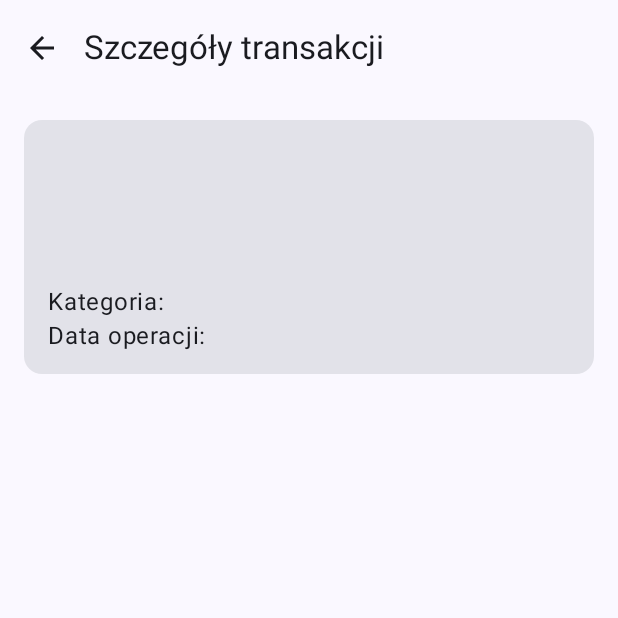
After one commit to Wh1tEW0lf13/Grzaniec, an Android app built with Jetpack Compose: the composable TransactionDetails called with empty values, on a phone screen of 412 x 824 dp, the top half of it. The commit adds this screen. Run offline under Robolectric (Android 15) with nearby library versions, the phone set to English and light mode, and no system bars.

Commit message:
dodano widok szczegolow wydatku

```diff
--- a/app/build.gradle.kts
+++ b/app/build.gradle.kts
@@ -46,6 +46,7 @@ dependencies {
     implementation(libs.androidx.compose.ui.tooling.preview)
     implementation(libs.androidx.core.ktx)
     implementation(libs.androidx.lifecycle.runtime.ktx)
+    implementation(libs.androidx.material3)
     implementation(libs.androidx.navigation.compose)
     implementation("androidx.compose.material:material-icons-extended")
     testImplementation(libs.junit)
--- /dev/null
+++ b/app/src/main/java/com/example/grzeniec/ui/TransactionDetails.kt
@@ -0,0 +1,80 @@
+package com.example.grzeniec.ui
+
+import androidx.compose.foundation.layout.Column
+import androidx.compose.foundation.layout.Spacer
+import androidx.compose.foundation.layout.fillMaxSize
+import androidx.compose.foundation.layout.fillMaxWidth
+import androidx.compose.foundation.layout.height
+import androidx.compose.foundation.layout.padding
+import androidx.compose.material.icons.Icons
+import androidx.compose.material.icons.automirrored.filled.ArrowBack
+import androidx.compose.material3.Card
+import androidx.compose.material3.ExperimentalMaterial3Api
+import androidx.compose.material3.Icon
+import androidx.compose.material3.IconButton
+import androidx.compose.material3.MaterialTheme
+import androidx.compose.material3.Scaffold
+import androidx.compose.material3.Text
+import androidx.compose.material3.TopAppBar
+import androidx.compose.runtime.Composable
+import androidx.compose.ui.Modifier
+import androidx.compose.ui.unit.dp
+
+@OptIn(ExperimentalMaterial3Api::class)
+@Composable
+fun TransactionDetails(
+    title: String,
+    category: String,
+    date: String,
+    amount: String,
+    onBackClick: () -> Unit
+) {
+    Scaffold(
+        topBar = {
+            TopAppBar(
+                title = { Text("Szczegóły transakcji") },
+                navigationIcon = {
+                    IconButton(onClick = onBackClick) {
+                        Icon(
+                            imageVector = Icons.AutoMirrored.Filled.ArrowBack,
+                            contentDescription = "Wróć"
+                        )
+                    }
+                }
+            )
+        }
+    ) { paddingValues ->
+        Column(
+            modifier = Modifier
+                .fillMaxSize()
+                .padding(paddingValues)
+                .padding(16.dp)
+        ) {
+            Card(
+                modifier = Modifier.fillMaxWidth()
+            ) {
+                Column(modifier = Modifier.padding(16.dp)) {
+                    Text(
+                        text = title,
+                        style = MaterialTheme.typography.headlineMedium
+                    )
+                    Spacer(modifier = Modifier.height(8.dp))
+                    Text(
+                        text = amount,
+                        style = MaterialTheme.typography.headlineMedium
+                    )
+                    Spacer(modifier = Modifier.height(16.dp))
+                    Text(
+                        text = "Kategoria: $category",
+                        style = MaterialTheme.typography.bodyLarge
+                    )
+                    Spacer(modifier = Modifier.height(4.dp))
+                    Text(
+                        text = "Data operacji: $date",
+                        style = MaterialTheme.typography.bodyLarge
+                    )
+                }
+            }
+        }
+    }
+}
--- a/gradle/libs.versions.toml
+++ b/gradle/libs.versions.toml
@@ -11,6 +11,7 @@ composeBom = "2026.09.00"
 room = "2.8.5"
 ksp = "2.0.21-1.0.28"
 navigationCompose = "2.10.2"
+material3 = "1.4.0"
 
 [libraries]
 androidx-core-ktx = { group = "androidx.core", name = "core-ktx", version.ref = "coreKtx" }
@@ -31,6 +32,7 @@ androidx-room-runtime = { group = "androidx.room", name = "room-runtime", versio
 androidx-room-ktx = { group = "androidx.room", name = "room-ktx", version.ref = "room" }
 androidx-room-compiler = { group = "androidx.room", name = "room-compiler", version.ref = "room" }
 androidx-navigation-compose = { group = "androidx.navigation", name = "navigation-compose", version.ref = "navigationCompose" }
+androidx-material3 = { group = "androidx.compose.material3", name = "material3", version.ref = "material3" }
 
 [plugins]
 android-application = { id = "com.android.application", version.ref = "agp" }
```
Also changed, not shown: app/src/main/java/com/example/grzeniec/History.kt (+28 -19 lines), app/src/main/java/com/example/grzeniec/MainActivity.kt (+31 -3 lines).
